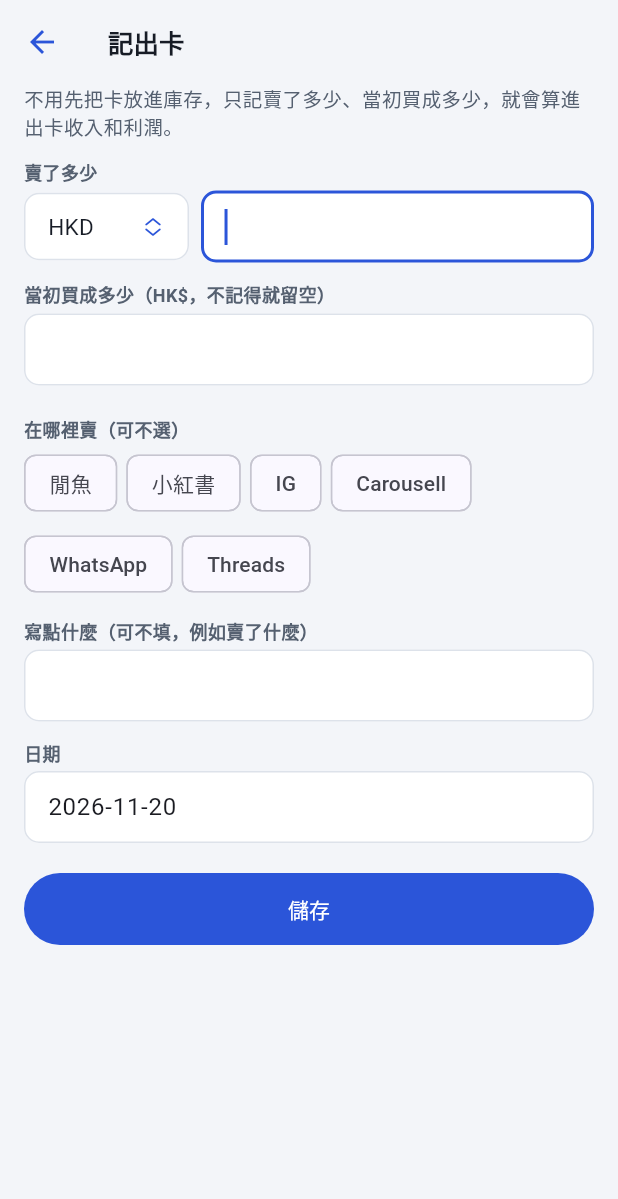
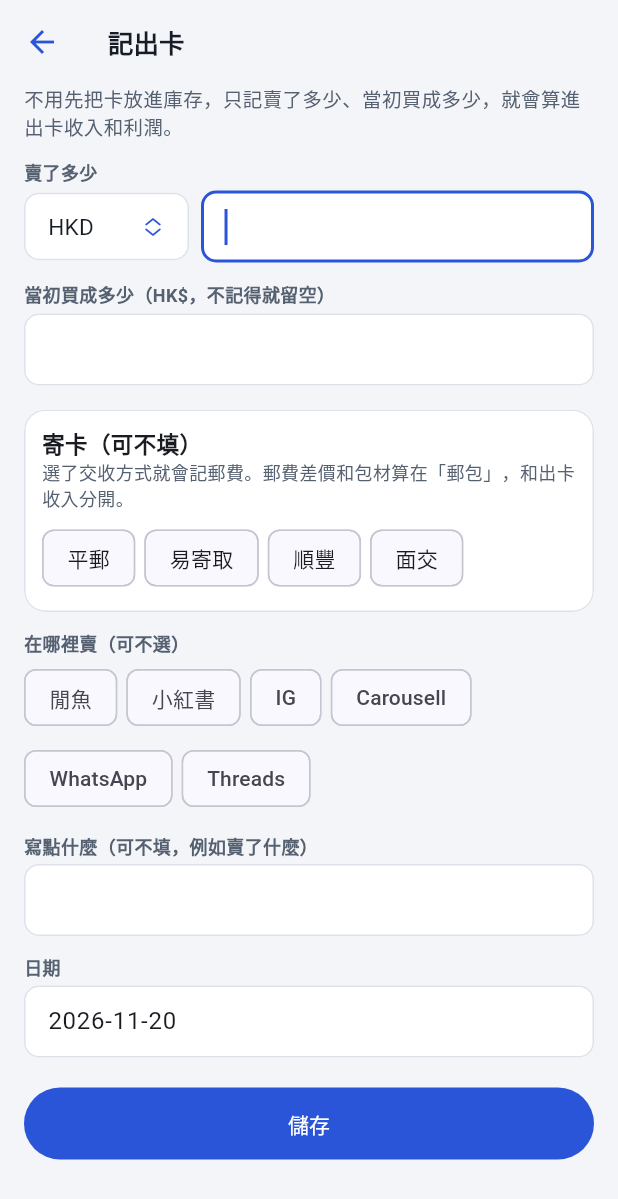
Before and after one commit to kwlovo/bnd-, a Flutter app: the QuickSalePage screen opened directly, on a phone screen of 412 x 824 dp. Shown: the top 1199 px of the screen. Run offline on Flutter 3.47's test engine with Material 3 defaults, Android fonts, the phone set to English and light mode, and no system bars; our stand-ins replace file_picker, hive_ce_flutter, image_picker, share_plus, shared_preferences; accounts and stored records are empty.

Commit message:
Quick sale: record shipping, postage and packing
Co-Authored-By: Claude Opus 5.5 <noreply@anthropic.com>

```diff
--- a/lib/models.dart
+++ b/lib/models.dart
@@ -377,7 +377,12 @@ class QuickSale {
     this.currency = 'HKD',
     this.rate = 1,
     this.costHkd,
-  });
+    this.ship = '',
+    this.postIn = 0,
+    this.postOut = 0,
+    this.pack = 0,
+    List<Map<String, dynamic>>? uses,
+  }) : uses = uses ?? [];
 
   final String id;
   String date;
@@ -395,6 +400,20 @@ class QuickSale {
   int get priceHkd => (priceMinor * rate).round();
   int get profit => priceHkd - (costHkd ?? 0);
 
+  /// 交收方式（平郵、易寄取、順豐、面交）；空白 = 沒記。
+  String ship;
+
+  /// 收買家郵費、實付郵費、包材成本（HKD 分）。
+  int postIn;
+  int postOut;
+  int pack;
+
+  /// 打包用了哪些包材（PackUse 的 JSON）。
+  List<Map<String, dynamic>> uses;
+
+  /// 郵包 = 收的郵費 − 實付郵費 − 包材，和出卡收入分開算。
+  int get postNet => postIn - postOut - pack;
+
   Map<String, dynamic> toJson() => {
         'id': id,
         'date': date,
@@ -404,6 +423,11 @@ class QuickSale {
         'currency': currency,
         'rate': rate,
         'costHkd': costHkd,
+        'ship': ship,
+        'postIn': postIn,
+        'postOut': postOut,
+        'pack': pack,
+        'uses': uses,
       };
   factory QuickSale.fromJson(Map<String, dynamic> j) => QuickSale(
         id: j['id'],
@@ -414,5 +438,10 @@ class QuickSale {
         currency: j['currency'] ?? 'HKD',
         rate: (j['rate'] ?? 1).toDouble(),
         costHkd: j['costHkd'],
+        ship: j['ship'] ?? '',
+        postIn: j['postIn'] ?? 0,
+        postOut: j['postOut'] ?? 0,
+        pack: j['pack'] ?? 0,
+        uses: [for (final m in (j['uses'] ?? []) as List) Map<String, dynamic>.from(m)],
       );
 }
--- a/lib/screens/quick_sale.dart
+++ b/lib/screens/quick_sale.dart
@@ -4,7 +4,10 @@ import '../core/money.dart';
 import '../main.dart';
 import '../models.dart';
 import '../ui.dart';
+import '../models2.dart' show PackUse;
 import 'item_form.dart' show today;
+import 'pack_picker.dart';
+import 'sale_page.dart' show PostageFields;
 
 /// 快速記出卡：不用先把卡放進庫存，只記賣了多少、當初買成多少。
 /// 給 [existing] 就是改那一筆。
@@ -29,6 +32,14 @@ class _QuickSalePageState extends State<QuickSalePage> {
   late String platform = q?.platform ?? '';
   late String currency = q?.currency ?? 'HKD';
 
+  // 寄卡：交收方式、郵費（HK$）、打包用了什麼。全部可以不填。
+  late String ship = q?.ship ?? '';
+  late final postIn =
+      TextEditingController(text: (q?.postIn ?? 0) == 0 ? '' : fmt(q!.postIn));
+  late final postOut =
+      TextEditingController(text: (q?.postOut ?? 0) == 0 ? '' : fmt(q!.postOut));
+  late final uses = [for (final m in q?.uses ?? const []) PackUse.fromJson(m)];
+
   double get rate =>
       q != null && q!.currency == currency ? q!.rate : (store.rates[currency] ?? 1);
 
@@ -49,7 +60,14 @@ class _QuickSalePageState extends State<QuickSalePage> {
       ..currency = currency
       ..rate = rate
       ..costHkd = parseCents(cost.text);
-    store.saveQuick(x);
+    final oldUses = List.of(x.uses);
+    x
+      ..ship = ship
+      ..postIn = ship.isEmpty ? 0 : (parseCents(postIn.text) ?? 0)
+      ..postOut = ship.isEmpty ? 0 : (parseCents(postOut.text) ?? 0)
+      ..uses = [for (final u in uses) u.toJson()]
+      ..pack = store.packCostOf(uses);
+    store.saveQuick(x, oldUses: q == null ? const [] : oldUses);
     Navigator.pop(context);
   }
 
@@ -115,6 +133,67 @@ class _QuickSalePageState extends State<QuickSalePage> {
             style: TextStyle(
                 fontSize: 16, fontWeight: FontWeight.w700, color: earn >= 0 ? cGood : cWarn),
           ),
+        const SizedBox(height: 8),
+        Card2(
+          child: Column(crossAxisAlignment: CrossAxisAlignment.start, children: [
+            const Text('寄卡（可不填）',
+                style: TextStyle(fontSize: 15, fontWeight: FontWeight.w700)),
+            const Text('選了交收方式就會記郵費。郵費差價和包材算在「郵包」，和出卡收入分開。',
+                style: TextStyle(fontSize: 12, color: cSub)),
+            if (ship.isEmpty)
+              Padding(
+                padding: const EdgeInsets.only(top: 8),
+                child: Wrap(spacing: 6, children: [
+                  for (final m in kShipMethods)
+                    ActionChip(
+                      label: Text(m),
+                      onPressed: () => setState(() {
+                        ship = m;
+                        PostageFields.defaults(m, postIn, postOut);
+                      }),
+                    ),
+                ]),
+              )
+            else ...[
+              PostageFields(
+                ship: ship,
+                postIn: postIn,
+                postOut: postOut,
+                onShip: (v) => setState(() {
+                  ship = v;
+                  PostageFields.defaults(v, postIn, postOut);
+                }),
+                onChanged: () => setState(() {}),
+              ),
+              const FieldLabel('打包用了什麼'),
+              PackPicker(uses: uses, onChanged: () => setState(() {})),
+              const SizedBox(height: 8),
+              Row(children: [
+                Expanded(
+                  child: Builder(builder: (_) {
+                    final net = (parseCents(postIn.text) ?? 0) -
+                        (parseCents(postOut.text) ?? 0) -
+                        store.packCostOf(uses);
+                    return Text('郵包 ${net >= 0 ? '+' : '−'}HK\$ ${fmt(net.abs())}',
+                        style: TextStyle(
+                            fontSize: 14,
+                            fontWeight: FontWeight.w700,
+                            color: net >= 0 ? cGood : cWarn));
+                  }),
+                ),
+                TextButton(
+                  onPressed: () => setState(() {
+                    ship = '';
+                    postIn.clear();
+                    postOut.clear();
+                    uses.clear();
+                  }),
+                  child: const Text('不記寄卡'),
+                ),
+              ]),
+            ],
+          ]),
+        ),
         const FieldLabel('在哪裡賣（可不選）'),
         Wrap(spacing: 6, runSpacing: 6, children: [
           for (final x in kPlatforms)
--- a/lib/screens/stats_page.dart
+++ b/lib/screens/stats_page.dart
@@ -43,7 +43,8 @@ class _StatsPageState extends State<StatsPage> {
           final unknownSold = sold.where((i) => i.costCents == null).toList();
           final unknownAll = items.where((i) => i.costCents == null).length;
           final fee = sales.where((s) => s.feeByMe).fold<int>(0, (a, s) => a + s.feeHkd);
-          final postSales = sales.fold<int>(0, (a, s) => a + s.postNet);
+          final postSales = sales.fold<int>(0, (a, s) => a + s.postNet) +
+              quick.fold<int>(0, (a, q) => a + q.postNet);
           final groups = store.groups.where((g) => g.owner).toList();
           final gMargin = groups.fold<int>(0, (a, g) => a + g.margin);
           final gPost = groups.fold<int>(0, (a, g) => a + g.postNet);
--- a/lib/store.dart
+++ b/lib/store.dart
@@ -471,12 +471,19 @@ class Store extends ChangeNotifier {
     commit();
   }
 
-  void saveQuick(QuickSale q) {
+  /// 儲存快速出卡。[oldUses] 是改之前用的包材，先放回庫存再扣新的。
+  void saveQuick(QuickSale q, {List<Map<String, dynamic>> oldUses = const []}) {
+    consume([for (final m in oldUses) PackUse.fromJson(m)], -1);
+    consume([for (final m in q.uses) PackUse.fromJson(m)], 1);
     if (!quick.contains(q)) quick.add(q);
     commit();
   }
 
+  /// 刪除快速出卡，用過的包材放回庫存。
   void deleteQuick(String id) {
+    for (final q in quick.where((q) => q.id == id)) {
+      consume([for (final m in q.uses) PackUse.fromJson(m)], -1);
+    }
     quick.removeWhere((q) => q.id == id);
     commit();
   }
@@ -674,6 +681,14 @@ class Store extends ChangeNotifier {
         q.priceHkd,
         quickId: q.id,
       ));
+      // 郵費和出卡收支分開，記在「郵包」。
+      final what = q.desc.isEmpty ? '快速記出卡' : q.desc;
+      if (q.postIn > 0) {
+        out.add(LedgerEntry(q.date, '郵包', '收郵費（${q.ship}）', what, q.postIn, quickId: q.id));
+      }
+      if (q.postOut > 0) {
+        out.add(LedgerEntry(q.date, '郵包', '實付郵費（${q.ship}）', what, -q.postOut, quickId: q.id));
+      }
     }
     out.sort((a, b) => b.date.compareTo(a.date));
     return out;
```
Also changed, not shown: 1 other file.
